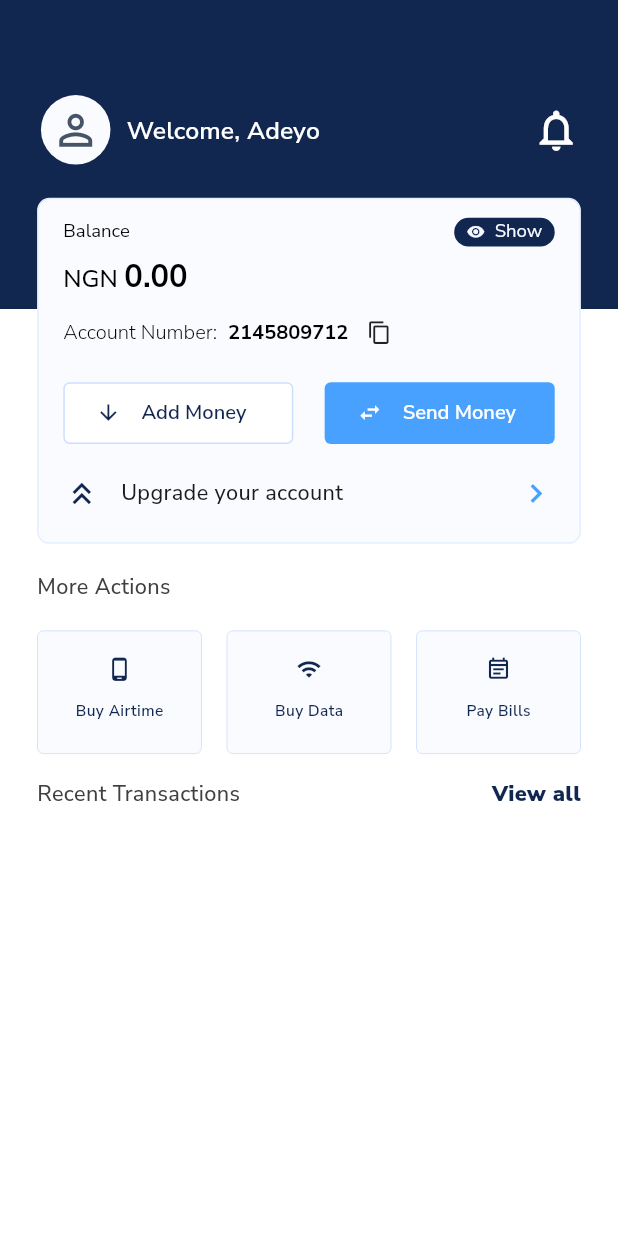
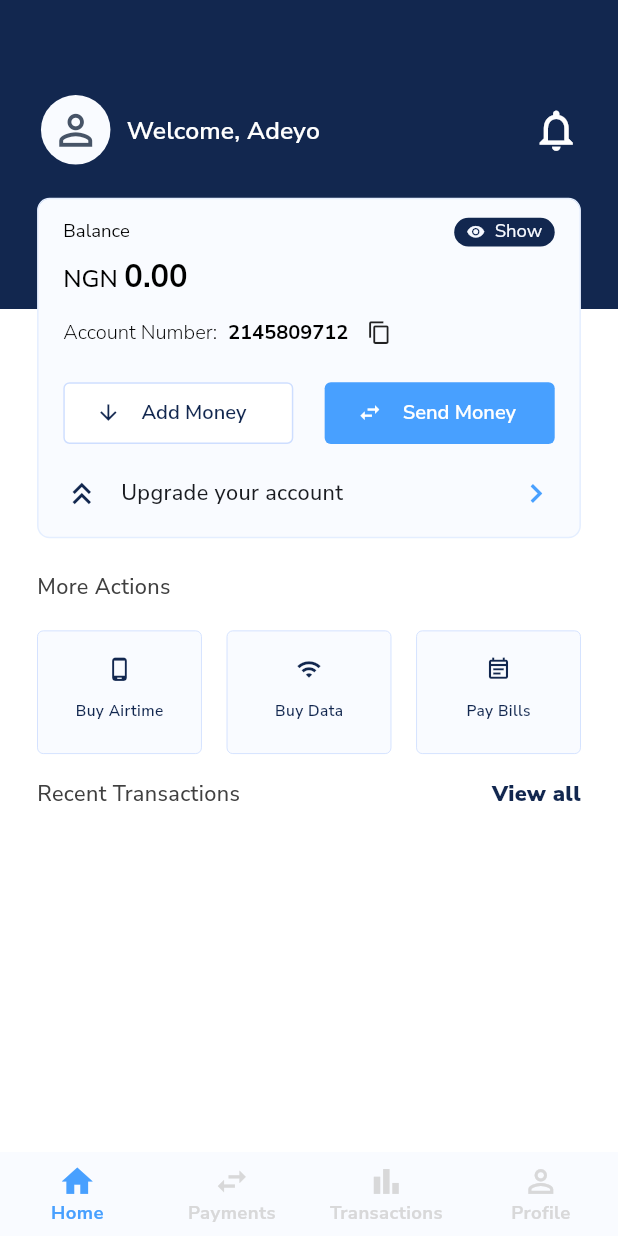
Before and after one commit to adeyopaul/pido, a Flutter app: the screen it shows after launch, on a phone screen of 412 x 824 dp. Run offline on Flutter 3.47's test engine with Material 3 defaults, Android fonts, the phone set to English and light mode, and no system bars; our stand-ins replace flutter_screenutil, flutter_svg, font_awesome_flutter.

Commit message:
feat: bottomNav

```diff
--- a/lib/presentation/views/screens/homeScreen.dart
+++ b/lib/presentation/views/screens/homeScreen.dart
@@ -5,17 +5,71 @@ import 'package:pidoapp/core/constants/appSizes.dart';
 import 'package:pidoapp/presentation/widgets/moreActionCard.dart';
 import 'package:pidoapp/presentation/widgets/smallerButton.dart';
 
-import '../../widgets/appButton.dart';
-
-class Homescreen extends StatelessWidget {
+class Homescreen extends StatefulWidget {
   const Homescreen({super.key});
 
   @override
+  State<Homescreen> createState() => _HomescreenState();
+}
+
+class _HomescreenState extends State<Homescreen> {
+  int selectedBottomNavIndex = 0;
+  @override
   Widget build(BuildContext context) {
+
+    void bottomBarChange(int index){
+      setState(() {
+        selectedBottomNavIndex = index;
+      });
+    }
     final Size screenSize = MediaQuery.of(context).size;
     final width = MediaQuery.of(context).size.width;
     final height = MediaQuery.of(context).size.height;
     return Scaffold(
+      bottomNavigationBar: BottomNavigationBar(
+        currentIndex: selectedBottomNavIndex,
+        onTap: bottomBarChange,
+        backgroundColor: AppColors.mainCardLight,
+        elevation: 0,
+        selectedItemColor: AppColors.textBlue,
+        unselectedItemColor: AppColors.iconNotActiveNavLight,
+        selectedLabelStyle: TextStyle(
+          color: AppColors.buttonPrimaryLight,
+          fontWeight: FontWeight.w700,
+          fontSize: 12.sp,
+          height: 1.33.h,
+        ),
+        unselectedLabelStyle: TextStyle(
+          color: AppColors.iconNotActiveNavLight,
+          fontWeight: FontWeight.w700,
+          fontSize: 12.sp,
+          height: 1.33.h,
+        ),
+        unselectedIconTheme: IconThemeData(
+          color: AppColors.iconNotActiveNavLight,
+          size: 24.sp,
+        ),
+        selectedIconTheme: IconThemeData(
+          color: AppColors.textBlue,
+          size: 24.sp,
+        ),
+        type: BottomNavigationBarType.fixed,
+        items: [
+          BottomNavigationBarItem(icon: Icon(Icons.home), label: 'Home'),
+          BottomNavigationBarItem(
+            icon: Icon(Icons.swap_horiz_outlined),
+            label: 'Payments',
+          ),
+          BottomNavigationBarItem(
+            icon: Icon(Icons.bar_chart),
+            label: 'Transactions',
+          ),
+          BottomNavigationBarItem(
+            icon: Icon(Icons.person_outline),
+            label: 'Profile',
+          ),
+        ],
+      ),
       body: Stack(
         children: [
           Column(
@@ -82,8 +136,10 @@ class Homescreen extends StatelessWidget {
                   ],
                 ),
               ),
-              Container(
-                height: height * 0.75,
+              Expanded(
+                child: SingleChildScrollView(
+                  child: Container(
+                    // height: height * 0.75,
                     color: AppColors.backgroundLight,
                     child: Padding(
                       padding: EdgeInsets.symmetric(horizontal: AppSpacing.lg),
@@ -132,18 +188,25 @@ class Homescreen extends StatelessWidget {
                                         fontWeight: FontWeight.w500,
                                       ),
                                 ),
-                            Text(
+                                GestureDetector(
+                                  onTap: () {},
+                                  child: Text(
                                     'View all',
-                              style: Theme.of(context).textTheme.bodyMedium
+                                    style: Theme.of(context)
+                                        .textTheme
+                                        .bodyMedium
                                         ?.copyWith(
                                           color: AppColors.primaryColor,
                                           fontWeight: FontWeight.w900,
+                                        ),
                                   ),
                                 ),
                               ],
                             ),
                           ),
                         ],
+                      ),
+                    ),
                   ),
                 ),
               ),
@@ -154,7 +217,7 @@ class Homescreen extends StatelessWidget {
             left: AppSpacing.lg,
             right: AppSpacing.lg,
             child: Container(
-              height: height * 0.28,
+              // height: height * 0.28,
               width: double.infinity,
               decoration: BoxDecoration(
                 border: Border.all(color: AppColors.borderCardLight),
```
Lines whose indentation alone changed are shown as unchanged.
